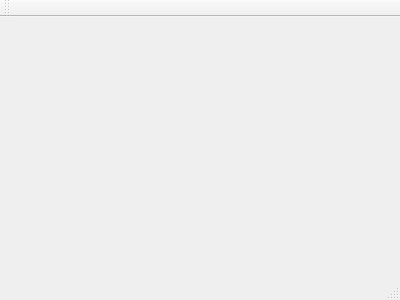
First picture: the form in mainwindow.ui, repository UAVWorks/Q3DGroundStation, before the edit.
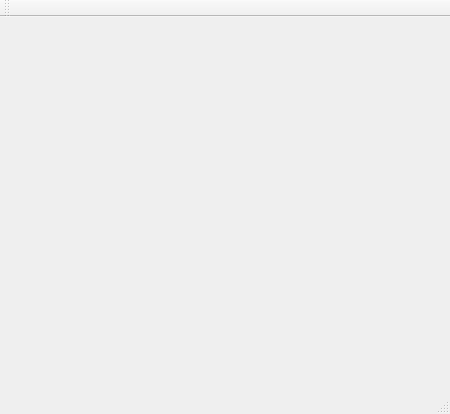
Second picture: the form after the edit.

```diff
--- a/mainwindow.ui
+++ b/mainwindow.ui
@@ -6,8 +6,8 @@
    <rect>
     <x>0</x>
     <y>0</y>
-    <width>400</width>
-    <height>300</height>
+    <width>450</width>
+    <height>414</height>
    </rect>
   </property>
   <property name="windowTitle">
```
Left out of the diff: 2 changed lines with no effect on the pictures.
